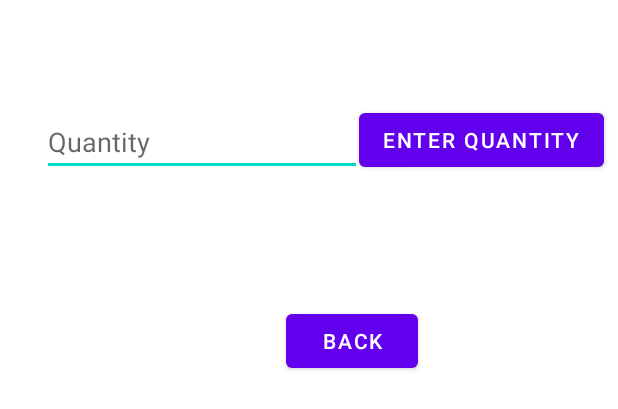
After one commit to devanoj/ShopApp, an Android app: the layout submission_layout.xml on its own in the app's theme, with its tools: preview values and no code run, on a phone screen of 412 x 824 dp. The commit adds this screen. Shown: the top 409 px of the screen. Run offline under Robolectric (Android 15) with nearby library versions, the light colour scheme and no system bars.

Commit message:
Commit 11 - Changed Shopping cart into Submission Page where quantity can be entered. Added Shared Preferences Hash Map that will save onto Shopping cart data.

```diff
--- a/app/build.gradle
+++ b/app/build.gradle
@@ -45,5 +45,7 @@ dependencies {
     implementation 'com.firebaseui:firebase-ui-database:8.0.2'
     implementation 'com.squareup.picasso:picasso:2.71828'
     implementation 'com.github.bumptech.glide:glide:4.12.0'
+    implementation 'com.google.code.gson:gson:2.9.0'
     annotationProcessor 'com.github.bumptech.glide:compiler:4.11.0'
+
 }
--- /dev/null
+++ b/app/src/main/res/layout/submission_layout.xml
@@ -0,0 +1,40 @@
+<?xml version="1.0" encoding="utf-8"?>
+<androidx.constraintlayout.widget.ConstraintLayout xmlns:android="http://schemas.android.com/apk/res/android"
+    xmlns:app="http://schemas.android.com/apk/res-auto"
+    xmlns:tools="http://schemas.android.com/tools"
+    android:layout_width="match_parent"
+    android:layout_height="match_parent">
+
+
+    <Button
+        android:id="@+id/buttonQ"
+        android:layout_width="wrap_content"
+        android:layout_height="wrap_content"
+        android:layout_marginTop="69dp"
+        android:layout_marginEnd="9dp"
+        android:text="Enter Quantity"
+        app:layout_constraintEnd_toEndOf="parent"
+        app:layout_constraintTop_toTopOf="parent" />
+
+    <EditText
+        android:id="@+id/Quantity1"
+        android:layout_width="wrap_content"
+        android:layout_height="wrap_content"
+        android:layout_marginStart="28dp"
+        android:layout_marginTop="72dp"
+        android:ems="10"
+        android:hint="Quantity"
+        android:inputType="textPersonName"
+        app:layout_constraintStart_toStartOf="parent"
+        app:layout_constraintTop_toTopOf="parent" />
+
+    <Button
+        android:id="@+id/button2"
+        android:layout_width="wrap_content"
+        android:layout_height="wrap_content"
+        android:layout_marginTop="86dp"
+        android:layout_marginEnd="133dp"
+        android:text="Back"
+        app:layout_constraintEnd_toEndOf="parent"
+        app:layout_constraintTop_toBottomOf="@+id/buttonQ" />
+</androidx.constraintlayout.widget.ConstraintLayout>
```
Also changed, not shown: app/src/main/AndroidManifest.xml (+11 -0 lines), app/src/main/java/com/example/shopapp/Main/SubmissionPage.java (+53 -1 lines), app/src/main/java/com/example/shopapp/SharedPrefHashMap/DataHolder.java (added, +30 -0 lines), app/src/main/java/com/example/shopapp/ViewHolder/StockViewHolder.java (+15 -3 lines).
